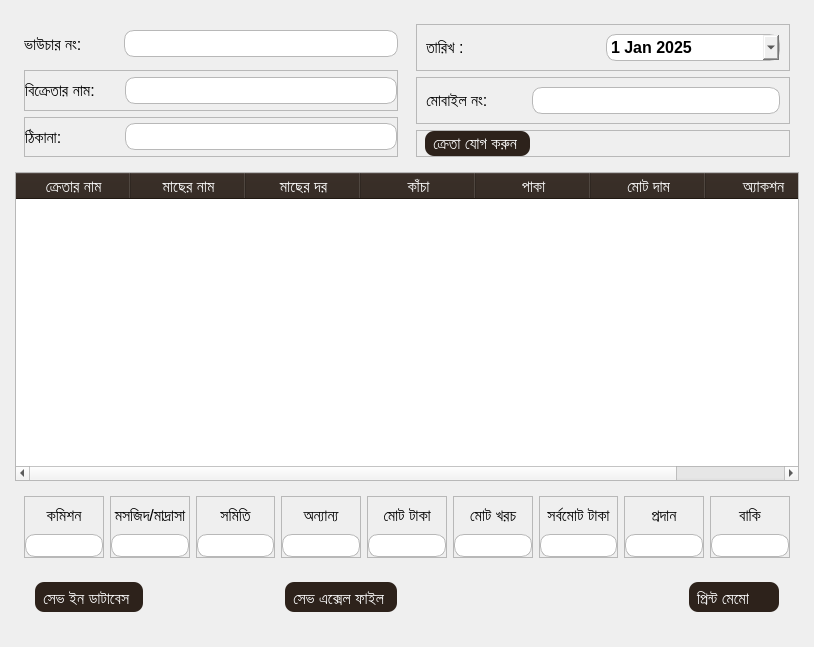
Qt form UI/memoPage.ui (samratpro/fish_dealer_software) before a commit.
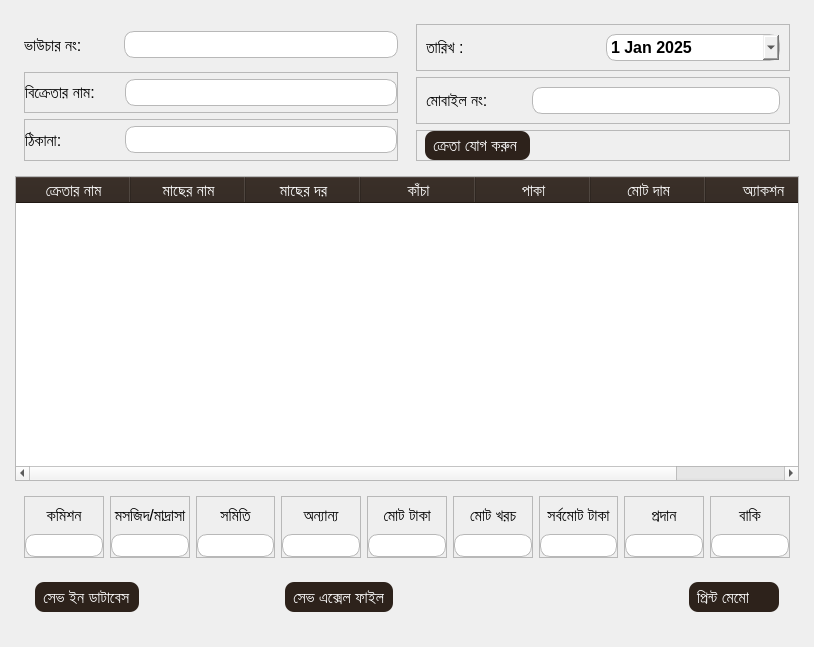
The same form after that commit. Icons and pictures are not drawn.

```diff
--- a/UI/memoPage.ui
+++ b/UI/memoPage.ui
@@ -31,7 +31,7 @@
 QPushButton{
 background-color:#2D221B;
 color:white;
-padding:3px 12px 0px 8px;
+padding:5px 8px;
 border-radius:9px;
 }</string>
   </property>
@@ -434,7 +434,6 @@
                <string notr="true">QPushButton{
 background-color:#2D221B;
 color:white;
-padding:3px 8px;
 border-radius:9px;
 }</string>
               </property>
```
